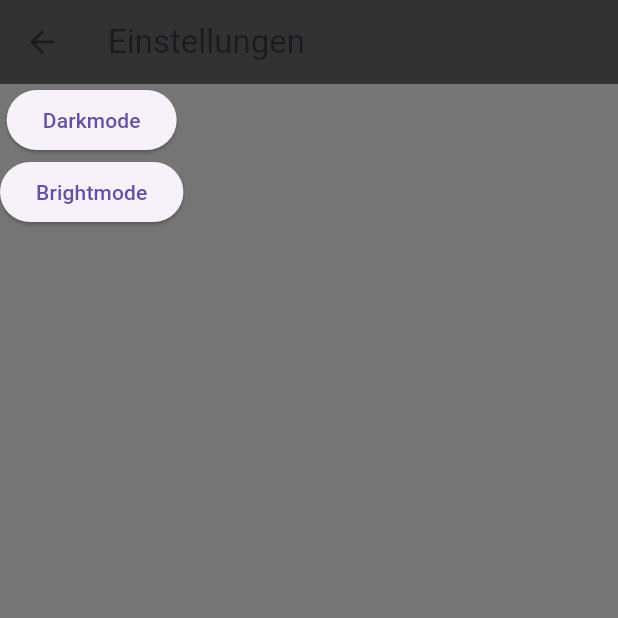
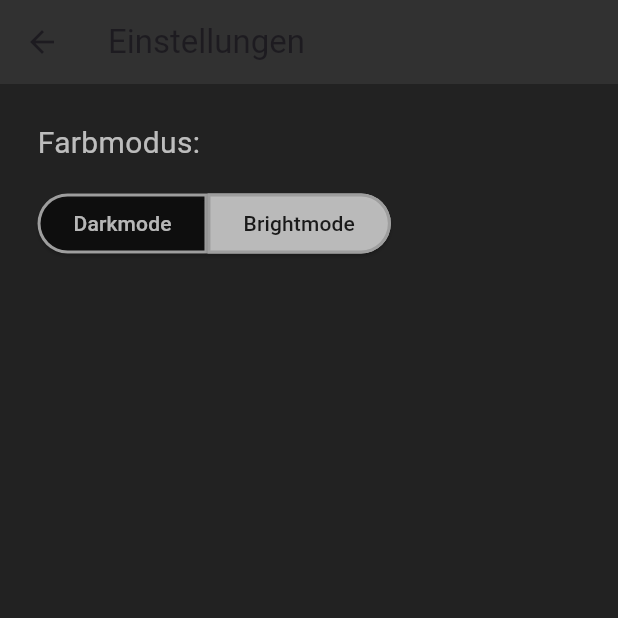
Before and after one commit to YannHe02/ema_app, a Flutter app: the EinstellungenPage screen opened directly, after a tap on "Darkmode", on a phone screen of 412 x 824 dp, the top half of it. Run offline on Flutter 3.47's test engine with Material 3 defaults, Android fonts, the phone set to English and light mode, and no system bars.

Commit message:
dark und bright mode

```diff
--- a/lib/buttons/button.dart
+++ b/lib/buttons/button.dart
@@ -26,7 +26,10 @@ class GoToTrainingBtn extends StatelessWidget {
             Navigator.push(context,
                 MaterialPageRoute(builder: (context) => const TrainingPage()));
           },
-          label: const Text("Training"),
+          label: Text("Training",
+            style: TextStyle(
+                color: appColors.schriftColor1
+            ),),
         ),
       ),
     );
@@ -51,7 +54,10 @@ class GoToStatistikBtn extends StatelessWidget {
             Navigator.push(context,
                 MaterialPageRoute(builder: (context) => const StatistikPage()));
           },
-          label: const Text("Statistik"),
+          label: Text("Statistik",
+            style: TextStyle(
+                color: appColors.schriftColor1
+            ),),
         ),
       ),
     );
@@ -78,7 +84,10 @@ class GoToEinstellungenBtn extends StatelessWidget {
                 MaterialPageRoute(
                     builder: (context) => const EinstellungenPage()));
           },
-          label: const Text("Einstellungen"),
+          label: Text("Einstellungen",
+            style: TextStyle(
+                color: appColors.schriftColor1
+            ),),
         ),
       ),
     );
@@ -104,9 +113,10 @@ class GoToKopfrechnen extends StatelessWidget {
               Navigator.push(context,
                   MaterialPageRoute(builder: (context) => const KopfMain()));
             },
-            label: const Text(
+            label: Text(
               "Kopfrechnen",
               style: TextStyle(
+                color: appColors.schriftColor1,
                 fontSize: 25.0,
               ),
             ),
--- a/lib/main.dart
+++ b/lib/main.dart
@@ -14,18 +14,23 @@ void main() {
 class AppColors extends ChangeNotifier {
   Color _backgroundColor = Colors.white70;
   Color _buttonColor = Colors.blueAccent;
+  Color _schriftColor1 = Colors.black87;
+
 
   Color get backgroundColor => _backgroundColor;
   Color get buttonColor => _buttonColor;
+  Color get schriftColor1 => _schriftColor1;
 
   void darkMode() {
-    _backgroundColor = Colors.black54;
+    _backgroundColor = Colors.black87;
     _buttonColor = Colors.blue;
+    _schriftColor1 = Colors.white70;
     notifyListeners();
   }
   void brightMode() {
     _backgroundColor = Colors.white70;
     _buttonColor = Colors.blueAccent;
+    _schriftColor1 = Colors.black87;
     notifyListeners();
   }
 }
--- a/lib/pages/einstellung.dart
+++ b/lib/pages/einstellung.dart
@@ -20,16 +20,78 @@ class _EinstellungenPageState extends State<EinstellungenPage> {
         backgroundColor: const Color.fromRGBO(49, 49, 49, 1.0),
         title: const Text("Einstellungen"),
       ),
-      body: Column(
-        children: [
-          ElevatedButton(onPressed: () {
-            appColors.darkMode();
-          }, child: const Text("Darkmode")),
-          ElevatedButton(onPressed: () {
-            appColors.brightMode();
-          }, child: const Text("Brightmode")),
-        ],
-      ),
+      body: Padding(
+        padding: const EdgeInsets.only(left: 25.0, top: 25.0), // Fügen Sie hier die gewünschten Padding-Werte ein
+        child: Align(
+          alignment: Alignment.centerLeft,
+          child: Column(
+            crossAxisAlignment: CrossAxisAlignment.start,
+            children: [
+              Text(
+                "Farbmodus:",
+                style: TextStyle(
+                  fontSize: 20.0,
+                  color: appColors.schriftColor1
+                ),
+              ),
+              Padding(
+                padding: const EdgeInsets.only(top: 15.0), // Fügen Sie hier den gewünschten Padding-Wert ein
+                child: Row(
+                  mainAxisAlignment: MainAxisAlignment.start,
+                  children: [
+                    ElevatedButton(
+                      onPressed: () {
+                        appColors.darkMode();
+                      },
+                      style: ElevatedButton.styleFrom(
+                        backgroundColor: Colors.black45, // Hintergrundfarbe
+                        shape: const RoundedRectangleBorder(
+                          borderRadius: BorderRadius.only(
+                            topLeft: Radius.circular(20), // Abgerundete obere linke Ecke
+                            bottomLeft: Radius.circular(20), // Abgerundete untere linke Ecke
+                            topRight: Radius.zero, // Eckige obere rechte Ecke
+                            bottomRight: Radius.zero, // Eckige untere rechte Ecke
+                          ),
+                        ),
+                        side: const BorderSide(color: Colors.grey, width: 2.0), // Schwarze Umrandung
+                      ),
+                      child: const Text(
+                        "Darkmode",
+                        style: TextStyle(
+                            color: Colors.white70
+                        ),
+                      ),
+                    ),
+                    ElevatedButton(
+                      onPressed: () {
+                        appColors.brightMode();
+                      },
+                      style: ElevatedButton.styleFrom(
+                        backgroundColor: Colors.white70, // Hintergrundfarbe
+                        shape: const RoundedRectangleBorder(
+                          borderRadius: BorderRadius.only(
+                            topLeft: Radius.zero, // Eckige obere linke Ecke
+                            bottomLeft: Radius.zero, // Eckige untere linke Ecke
+                            topRight: Radius.circular(20), // Abgerundete obere rechte Ecke
+                            bottomRight: Radius.circular(20), // Abgerundete untere rechte Ecke
+                          ),
+                        ),
+                        side: const BorderSide(color: Colors.grey, width: 2.0), // Schwarze Umrandung
+                      ),
+                      child: const Text(
+                        "Brightmode",
+                        style: TextStyle(
+                            color: Colors.black87
+                        ),
+                      ),
+                    ),
+                  ],
+                ),
+              )
+            ],
+          ),
+        ),
+      )
     );
   }
 }
```
